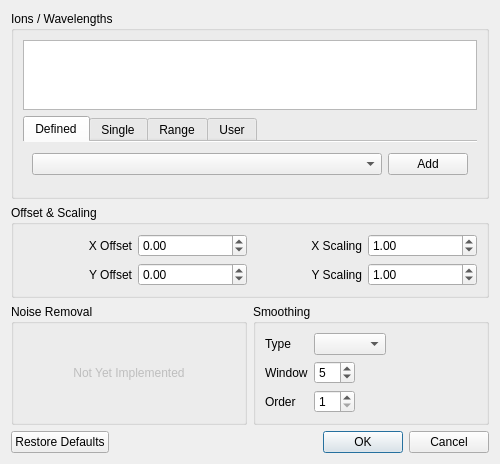
bovee/Aston, file aston/ui/aston_filterwindow.ui: the form before one commit.
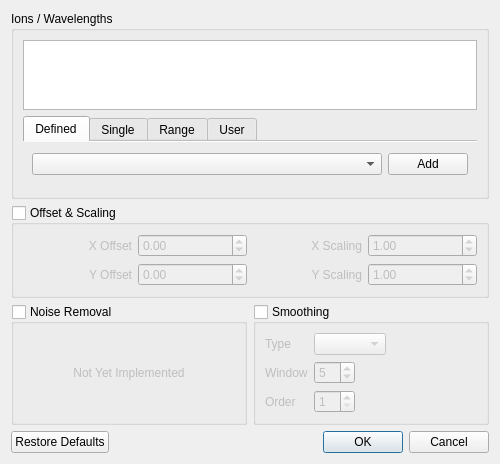
The form after the commit.

Commit message: More filter window implementation. "Functions" can now be applied to traces.

```diff
--- a/aston/ui/aston_filterwindow.ui
+++ b/aston/ui/aston_filterwindow.ui
@@ -181,6 +181,12 @@
      <property name="title">
       <string>Offset &amp;&amp; Scaling</string>
      </property>
+     <property name="checkable">
+      <bool>true</bool>
+     </property>
+     <property name="checked">
+      <bool>false</bool>
+     </property>
      <layout class="QGridLayout" name="gridLayout">
       <item row="0" column="1">
        <widget class="QDoubleSpinBox" name="XOffsetBox">
@@ -278,6 +284,12 @@
        <property name="title">
         <string>Noise Removal</string>
        </property>
+       <property name="checkable">
+        <bool>true</bool>
+       </property>
+       <property name="checked">
+        <bool>false</bool>
+       </property>
        <layout class="QHBoxLayout" name="horizontalLayout_5">
         <item>
          <widget class="QLabel" name="label_9">
@@ -300,6 +312,12 @@
        <property name="title">
         <string>Smoothing</string>
        </property>
+       <property name="checkable">
+        <bool>true</bool>
+       </property>
+       <property name="checked">
+        <bool>false</bool>
+       </property>
        <layout class="QFormLayout" name="formLayout">
         <property name="fieldGrowthPolicy">
          <enum>QFormLayout::ExpandingFieldsGrow</enum>
```
Left out of the diff: 14 changed lines with no effect on the pictures. The commit also changes 5 other files.
